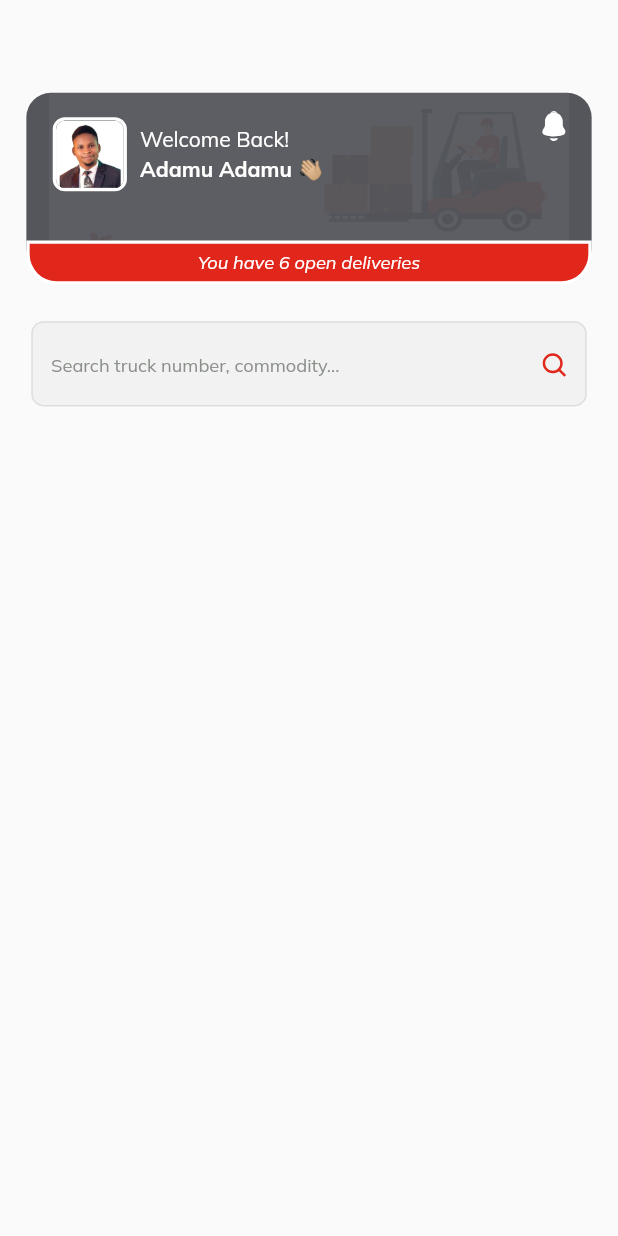
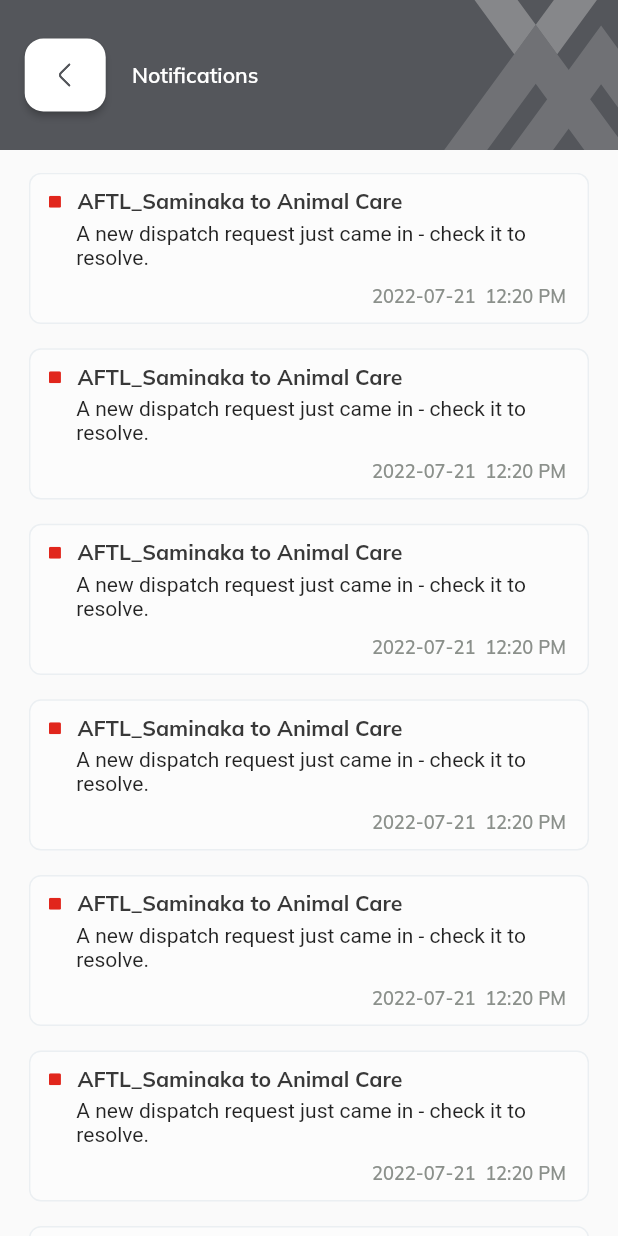
Before and after one commit to Software78/redesigned-lamp, a Flutter app: the screen it shows after launch, on a phone screen of 412 x 824 dp. Run offline on Flutter 3.47's test engine with Material 2 defaults, Android fonts, the phone set to English and light mode, and no system bars; our stand-ins replace flutter_screenutil, flutter_svg, google_fonts.

Commit message:
notifications page done

```diff
--- a/lib/main.dart
+++ b/lib/main.dart
@@ -1,8 +1,7 @@
 import 'package:flutter/material.dart';
 import 'package:flutter/services.dart';
 import 'package:flutter_screenutil/flutter_screenutil.dart';
-
-import 'views/home/controller.dart';
+import 'package:third_iteration/views/notifications.dart';
 
 void main() {
   SystemChrome.setSystemUIOverlayStyle(SystemUiOverlayStyle.dark);
@@ -23,7 +22,7 @@ class MyApp extends StatelessWidget {
           home: child,
         );
       },
-      child: const HomeScreen(),
+      child: const Notifications(),
     );
   }
 }
--- a/lib/mvc/controller.dart
+++ b/lib/mvc/controller.dart
@@ -1,5 +1,3 @@
-
-
 import 'package:flutter/material.dart';
 
 import 'mvc.dart';
--- /dev/null
+++ b/lib/views/notifications.dart
@@ -0,0 +1,76 @@
+import 'package:flutter/material.dart';
+import 'package:flutter_screenutil/flutter_screenutil.dart';
+import 'package:flutter_svg/svg.dart';
+import 'package:third_iteration/widgets/custom_text.dart';
+
+import '../widgets/notification.dart';
+
+class Notifications extends StatelessWidget {
+  const Notifications({super.key});
+
+  @override
+  Widget build(BuildContext context) {
+    return Scaffold(
+      body: SafeArea(
+        child: Column(
+          children: [
+            Stack(children: [
+              Container(
+                padding: REdgeInsets.only(left: 16.r),
+                color: const Color(0xff54565B),
+                width: double.infinity,
+                height: 100,
+                child: Row(
+                  children: [
+                    MaterialButton(
+                      onPressed: () {},
+                      height: 48.h,
+                      minWidth: 48.h,
+                      color: const Color(0xffffffff),
+                      shape: RoundedRectangleBorder(
+                        borderRadius: BorderRadius.circular(12.25.r),
+                      ),
+                      child: SvgPicture.asset(
+                          "assets/illustrations/arrow-right.svg"),
+                    ),
+                    SizedBox(width: 16.w),
+                    Align(
+                      alignment: Alignment.center,
+                      child: CustomText(
+                        text: "Notifications",
+                        fontWeight: FontWeight.w600,
+                        fontSize: 14.sp,
+                        color: Colors.white,
+                      ),
+                    ),
+                    const Spacer(),
+                  ],
+                ),
+              ),
+              Positioned(
+                top: -30,
+                left: 268.w,
+                child: SvgPicture.asset("assets/illustrations/afex_bg.svg"),
+              )
+            ]),
+            SizedBox(
+              height: 15.h,
+            ),
+            Expanded(
+              child: Padding(
+                padding: EdgeInsets.symmetric(horizontal: 19.r),
+                child: ListView.separated(
+                    itemBuilder: (BuildContext context, index) =>
+                        const NotificationBox(),
+                    separatorBuilder: (BuildContext context, index) => SizedBox(
+                          height: 16.h,
+                        ),
+                    itemCount: 10),
+              ),
+            ),
+          ],
+        ),
+      ),
+    );
+  }
+}
--- /dev/null
+++ b/lib/widgets/notification.dart
@@ -0,0 +1,59 @@
+import 'package:flutter/material.dart';
+import 'package:flutter_screenutil/flutter_screenutil.dart';
+import 'package:flutter_svg/svg.dart';
+import 'package:third_iteration/widgets/custom_text.dart';
+
+class NotificationBox extends StatelessWidget {
+  const NotificationBox({super.key});
+
+  @override
+  Widget build(BuildContext context) {
+    return Container(
+      padding: REdgeInsets.fromLTRB(12.r, 9.r, 14.r, 10.r),
+      // height: 200,
+      // width: 100,
+      decoration: BoxDecoration(
+          color: const Color(0xffFCFCFC),
+          borderRadius: const BorderRadius.all(Radius.circular(8)),
+          border: Border.all(color: const Color(0xffEBEFF2))),
+      child: Column(
+        children: [
+          Row(
+            children: [
+              SvgPicture.asset("assets/illustrations/Rectangle.svg"),
+              SizedBox(
+                width: 10.w,
+              ),
+              CustomText(
+                text: "AFTL_Saminaka to Animal Care",
+                fontSize: 14.sp,
+                fontWeight: FontWeight.w700,
+                color: const Color(0xff383838),
+              ),
+            ],
+          ),
+          SizedBox(
+            height: 4.h,
+          ),
+          Padding(
+            padding: EdgeInsets.only(left: 18.r),
+            child: const Text(
+                "A new dispatch request just came in - check it to resolve."),
+          ),
+          SizedBox(
+            height: 10.h,
+          ),
+          Align(
+            alignment: Alignment.bottomRight,
+            child: CustomText(
+              text: "2022-07-21  12:20 PM",
+              fontSize: 12.sp,
+              fontWeight: FontWeight.w600,
+              color: const Color(0xff8B908B),
+            ),
+          )
+        ],
+      ),
+    );
+  }
+}
```
Also changed, not shown: assets/illustrations/Rectangle.svg (added), assets/illustrations/afex_bg.svg (added), assets/illustrations/arrow-right.svg (added), assets/illustrations/back_btn.svg (added).
